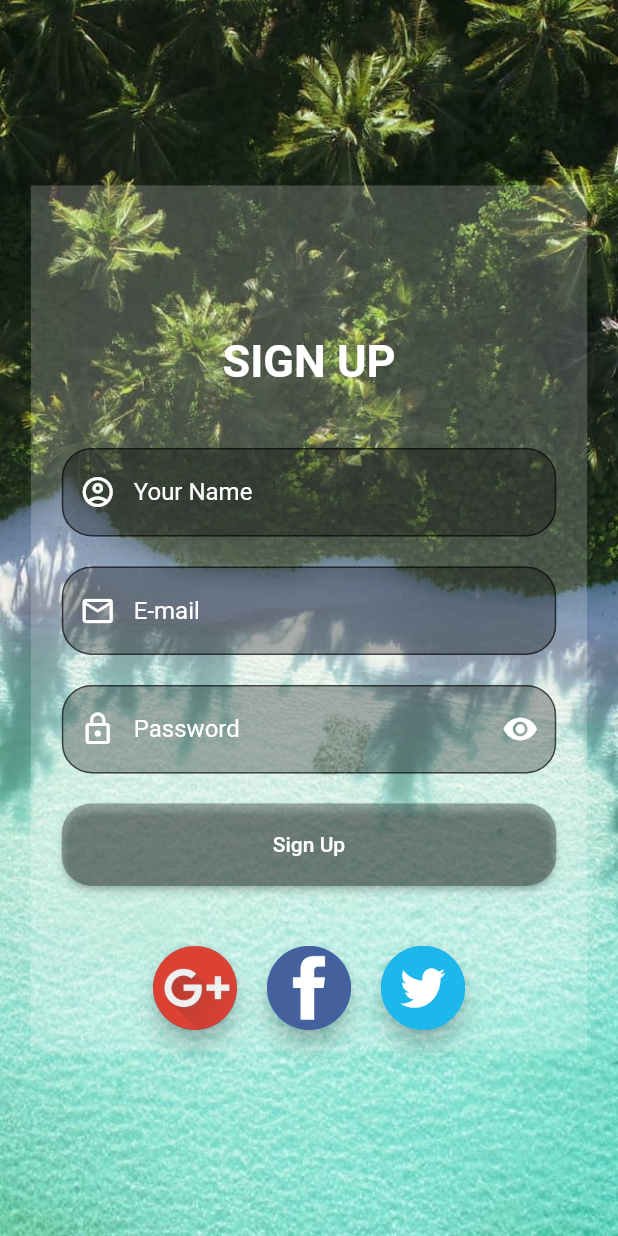
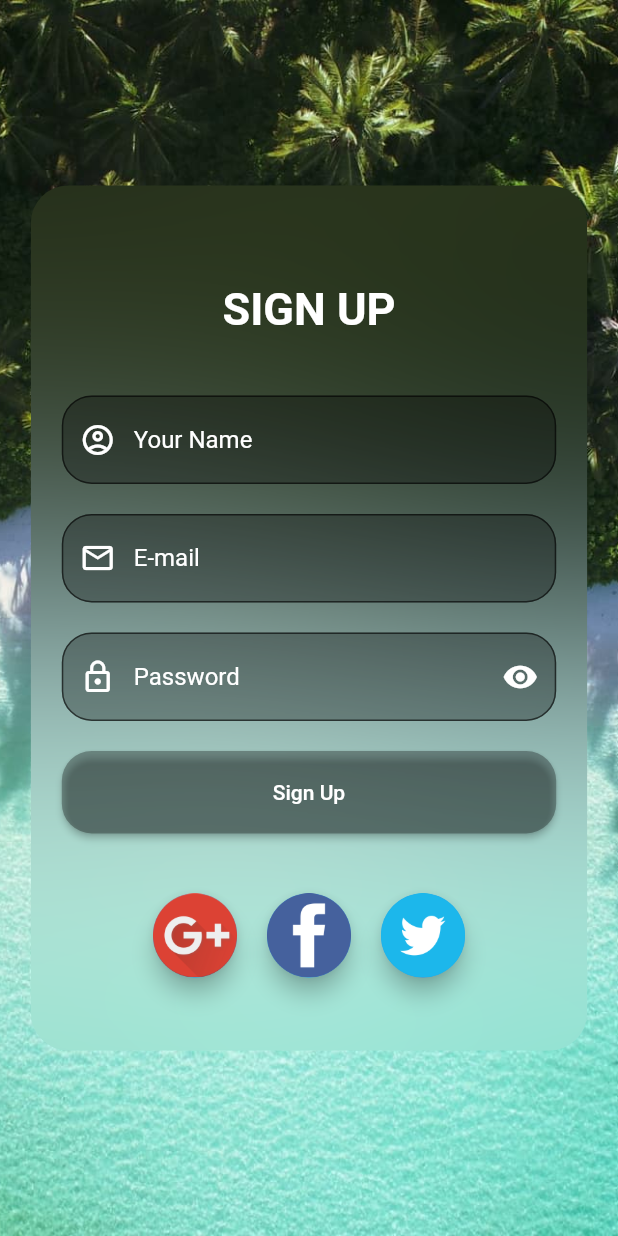
Before and after one commit to divyang-simform/Signup_module, a Flutter app: the screen it shows after launch, after a tap on "Create a New Account", on a phone screen of 412 x 824 dp. Run offline on Flutter 3.47's test engine with Material 2 defaults, Android fonts, the phone set to English and light mode, and no system bars; Roboto replaces fonts that are missing (san ferif, san serf).

```diff
--- a/lib/Forgotpassword.dart
+++ b/lib/Forgotpassword.dart
@@ -1,3 +1,5 @@
+import 'dart:ui';
+
 import 'package:flutter/material.dart';
 import 'package:signup_module/main.dart';
 
@@ -8,34 +10,38 @@ class MyforgotPasspage extends StatefulWidget {
   _MyforgotPasspageState createState() => _MyforgotPasspageState();
 }
 
-
-
 class _MyforgotPasspageState extends State<MyforgotPasspage> {
   final GlobalKey<FormState> formKey = GlobalKey<FormState>();
   TextEditingController controller = TextEditingController();
   bool eye = true;
   bool ey = true;
+
   @override
   void initState() {
     // TODO: implement initState
     super.initState();
-    controller.addListener(() {
+    controller.addListener(() {});
+  }
+
+  void va() {
+    setState(() {
+      ey = !ey;
     });
   }
-  void va(){
-    setState(() {
-      ey = ! ey;
-    });
-  }
+
   void vaw() {
     setState(() {
       eye = !eye;
     });
   }
+
   @override
   Widget build(BuildContext context) {
     return Scaffold(
-      body: Container(
+      body: Stack(
+        alignment: Alignment.center,
+        children: [
+          Container(
             height: MediaQuery.of(context).size.height * 1,
             width: double.infinity,
             decoration: BoxDecoration(
@@ -44,18 +50,24 @@ class _MyforgotPasspageState extends State<MyforgotPasspage> {
                 fit: BoxFit.cover,
               ),
             ),
-        alignment: Alignment.center,
-        child: Container(
+          ),
+          ClipRRect(
+            borderRadius: BorderRadius.circular(25),
+            child: BackdropFilter(
+              filter: ImageFilter.blur(sigmaX: 100.0, sigmaY: 100.0),
+              child: SizedBox(
                 height: MediaQuery.of(context).size.height * .7,
                 width: MediaQuery.of(context).size.width * .9,
-          decoration: BoxDecoration(
-              // color: Colors.yellow,
-              color: Color.fromRGBO(255, 255, 255, 0.2)),
                 child: Form(
                   key: formKey,
+                  child: SingleChildScrollView(
+
                     child: Column(
                       mainAxisAlignment: MainAxisAlignment.center,
                       children: [
+                        SizedBox(
+                          height: 70,
+                        ),
                         Text(
                           "Forgot Password",
                           style: TextStyle(
@@ -161,7 +173,7 @@ class _MyforgotPasspageState extends State<MyforgotPasspage> {
                               if (Cpassword.length < 8) {
                                 return "enter the password more than 8 character";
                               }
-                      if ( Cpassword != controller.text){
+                              if (Cpassword != controller.text) {
                                 return "both the the Password is not same";
                               }
                             },
@@ -209,7 +221,8 @@ class _MyforgotPasspageState extends State<MyforgotPasspage> {
                           minWidth: MediaQuery.of(context).size.width * .8,
                           height: 55,
                           shape: RoundedRectangleBorder(
-                      borderRadius: BorderRadius.all(Radius.circular(20.0))),
+                              borderRadius:
+                                  BorderRadius.all(Radius.circular(20.0))),
                           onPressed: () {
                             if (formKey.currentState!.validate()) {
                               // Process data.
@@ -225,6 +238,10 @@ class _MyforgotPasspageState extends State<MyforgotPasspage> {
                   ),
                 ),
               ),
+            ),
+          ),
+        ],
+      ),
     );
     // ),
   }
--- a/lib/SignIn.dart
+++ b/lib/SignIn.dart
@@ -15,6 +15,7 @@ class _MySignInPageState extends State<MySignInPage> {
   final GlobalKey<FormState> _formKey = GlobalKey<FormState>();
 
   bool eye = true;
+
   // final alphanumeric = RegExp('r^(?=.*[A-Za-z])(?=.*\d)(?=.*[@$!%*#?&])[A-Za-z\d@$!%*#?&]{8,}$');
   void vaw() {
     setState(() {
@@ -31,28 +32,32 @@ class _MySignInPageState extends State<MySignInPage> {
           Container(
             height: MediaQuery.of(context).size.height * 1,
             width: double.infinity,
-            decoration: BoxDecoration(
+            decoration: const BoxDecoration(
               image: DecorationImage(
                 image: AssetImage("asset/image/background_image.jpeg"),
                 fit: BoxFit.cover,
               ),
             ),
-            alignment: Alignment.center,
+            child: null,
+            // alignment: Alignment.center,
           ),
-            BackdropFilter(
-              filter: ImageFilter.blur(sigmaX: 0.0, sigmaY: 0.0),
-              child: Container(
+          ClipRRect(
+            borderRadius: BorderRadius.circular(20),
+            child: BackdropFilter(
+              filter: ImageFilter.blur(sigmaX: 100.0, sigmaY: 100.0),
+              child: SizedBox(
                 height: MediaQuery.of(context).size.height * .7,
                 width: MediaQuery.of(context).size.width * .9,
-                decoration: BoxDecoration(
-                    // color: Colors.yellow,
-                    color: Color.fromRGBO(255, 255, 255, 0.2)),
                 child: Form(
                   key: _formKey,
+                  child: SingleChildScrollView(
                     child: Column(
                       mainAxisAlignment: MainAxisAlignment.center,
                       children: [
-                      Text(
+                        const SizedBox(
+                          height: 65,
+                        ),
+                        const Text(
                           "SIGN IN",
                           style: TextStyle(
                               color: Colors.white,
@@ -60,7 +65,7 @@ class _MySignInPageState extends State<MySignInPage> {
                               fontFamily: "san ferif",
                               fontWeight: FontWeight.bold),
                         ),
-                      SizedBox(
+                        const SizedBox(
                           height: 70,
                         ),
                         SizedBox(
@@ -149,35 +154,48 @@ class _MySignInPageState extends State<MySignInPage> {
                           height: 8,
                         ),
                         Row(
-                        mainAxisAlignment: MainAxisAlignment.center,
+                          mainAxisAlignment: MainAxisAlignment.spaceEvenly,
                           children: [
-                          InkWell(
-                            onTap:(){ Navigator.push(context, MaterialPageRoute(builder: (context) => const MyforgotPasspage()));},
-                            child: Text(
-                              "Forgot Password",
-                              style: TextStyle(
-                                  fontWeight: FontWeight.bold,
-                                  fontSize: 15,
-                                  color: Colors.black),
-                            ),
-                          ),
-                          SizedBox(
-                            width: MediaQuery.of(context).size.width * .13,
-                          ),
+                            // SizedBox(
+                            //   width: MediaQuery.of(context).size.width * .13,
+                            // ),
                             InkWell(
                               onTap: () {
                                 Navigator.push(
                                     context,
                                     MaterialPageRoute(
-                                      builder: (context) => const MyHomePage()),
+                                        builder: (context) =>
+                                            const MyforgotPasspage()));
+                              },
+                              child: Padding(
+                                padding: EdgeInsets.only(
+                                    right:
+                                        MediaQuery.of(context).size.width * .1),
+                                child: const Text(
+                                  "Forgot Password",
+                                  style: TextStyle(
+                                      fontWeight: FontWeight.bold,
+                                      fontSize: 15,
+                                      color: Colors.white),
+                                ),
+                              ),
+                            ),
+
+                            InkWell(
+                                onTap: () {
+                                  Navigator.push(
+                                    context,
+                                    MaterialPageRoute(
+                                        builder: (context) =>
+                                            const MyHomePage()),
                                   );
                                 },
-                              child: Text(
+                                child: const Text(
                                   "Create a New Account",
                                   style: TextStyle(
                                       fontWeight: FontWeight.bold,
                                       fontSize: 15,
-                                    color: Colors.black),
+                                      color: Colors.white),
                                 )),
                           ],
                         ),
@@ -189,7 +207,8 @@ class _MySignInPageState extends State<MySignInPage> {
                           minWidth: MediaQuery.of(context).size.width * .8,
                           height: 55,
                           shape: RoundedRectangleBorder(
-                            borderRadius: BorderRadius.all(Radius.circular(20.0))),
+                              borderRadius:
+                                  BorderRadius.all(Radius.circular(20.0))),
                           onPressed: () {
                             if (_formKey.currentState!.validate()) {
                               // Process data.
@@ -221,8 +240,8 @@ class _MySignInPageState extends State<MySignInPage> {
                               child: FloatingActionButton(
                                 heroTag: '2',
                                 onPressed: () {},
-                              child:
-                                  Image.asset("asset/image/834722_facebook_icon.png"),
+                                child: Image.asset(
+                                    "asset/image/834722_facebook_icon.png"),
                               ),
                             ),
                             FloatingActionButton(
@@ -236,11 +255,12 @@ class _MySignInPageState extends State<MySignInPage> {
                       ],
                     ),
                   ),
-              // ),
                 ),
-            ),],
               ),
-      // ),
+            ),
+          ),
+        ],
+      ),
     );
   }
 }
--- a/lib/main.dart
+++ b/lib/main.dart
@@ -1,3 +1,5 @@
+import 'dart:ui';
+
 import 'package:flutter/material.dart';
 import 'package:signup_module/SignIn.dart';
 
@@ -42,7 +44,10 @@ class _MyHomePageState extends State<MyHomePage> {
   @override
   Widget build(BuildContext context) {
     return Scaffold(
-      body: Container(
+      body: Stack(
+        alignment: Alignment.center,
+        children: [
+          Container(
             height: MediaQuery.of(context).size.height * 1,
             width: double.infinity,
             decoration:const  BoxDecoration(
@@ -50,14 +55,14 @@ class _MyHomePageState extends State<MyHomePage> {
                 image: AssetImage("asset/image/background_image.jpeg"),
                 fit: BoxFit.cover,
               ),
-        ),
-        alignment: Alignment.center,
-        child: Container(
+            ),),
+          ClipRRect(
+            borderRadius: BorderRadius.circular(25),
+            child: BackdropFilter(
+              filter: ImageFilter.blur(sigmaX: 100.0, sigmaY: 100.0),
+              child: SizedBox(
                   height: MediaQuery.of(context).size.height * .7,
                   width: MediaQuery.of(context).size.width * .9,
-          decoration:const  BoxDecoration(
-              // color: Colors.yellow,
-              color: Color.fromRGBO(255, 255, 255, 0.2)),
                   child: Form(
                     key: formKey,
                     child: SingleChildScrollView(
@@ -65,14 +70,14 @@ class _MyHomePageState extends State<MyHomePage> {
                         mainAxisAlignment: MainAxisAlignment.center,
                         children: [
                           const SizedBox(
-                    height: 100,
+                            height: 65,
                           ),
                           const Text(
                             "SIGN UP",
                             style: TextStyle(
                                 color: Colors.white,
                                 fontSize: 30,
-                        fontFamily: "san ferif",
+                                fontFamily: "san serf",
                                 fontWeight: FontWeight.bold),
                           ),
                           const SizedBox(
@@ -242,7 +247,9 @@ class _MyHomePageState extends State<MyHomePage> {
                   ),
                 ),
               ),
-      // ),
+            ),
+          ],
+        ),
       );
   }
 }
```
Lines whose indentation alone changed are shown as unchanged.
